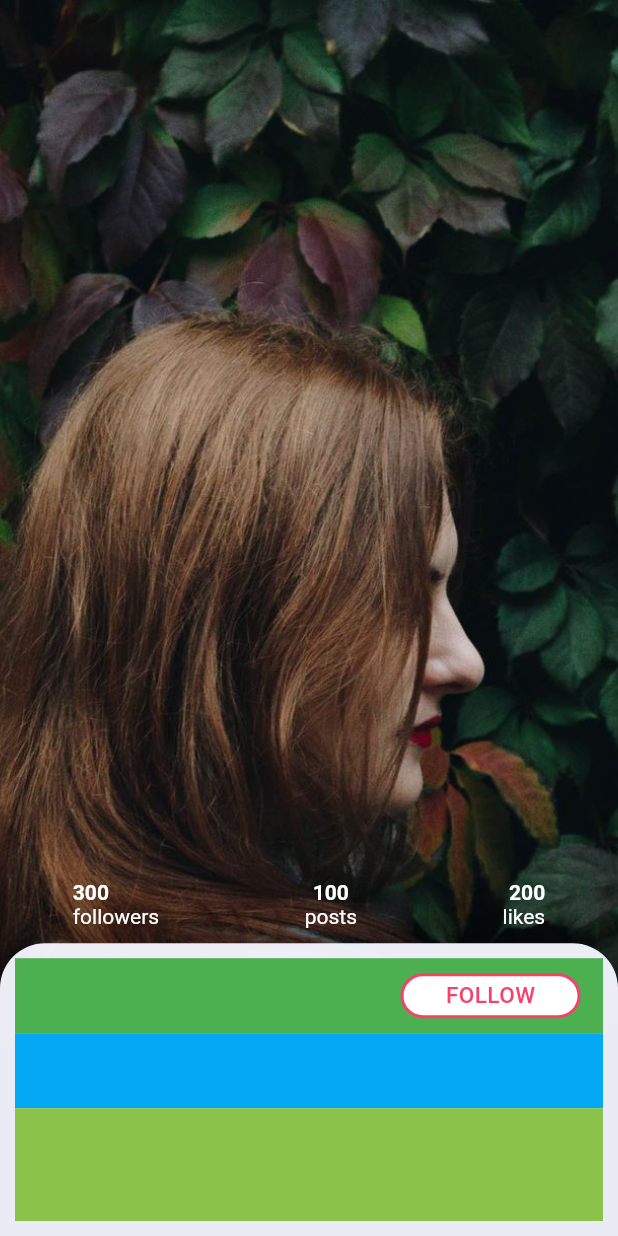
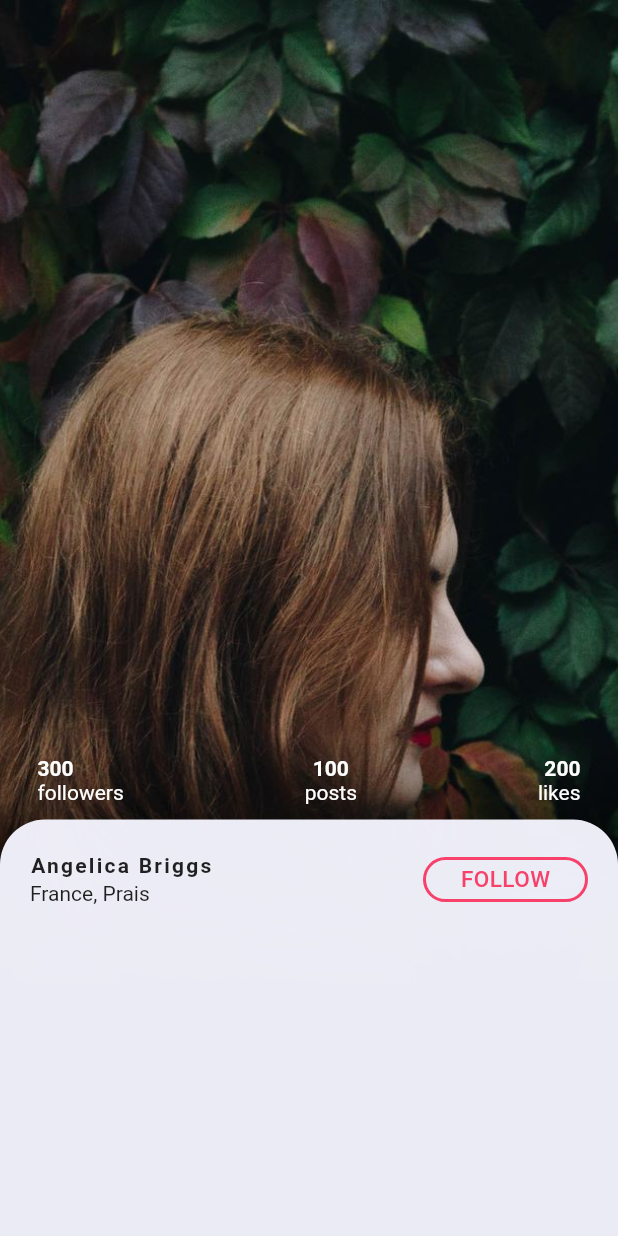
Before and after one commit to vin-the-dev/flutter_social_app, a Flutter app: the screen it shows after launch, on a phone screen of 412 x 824 dp. Run offline on Flutter 3.47's test engine with Material 2 defaults, Android fonts, the phone set to English and light mode, and no system bars.

Commit message:
Animate first row

```diff
--- a/lib/bottom_data_widget.dart
+++ b/lib/bottom_data_widget.dart
@@ -41,7 +41,7 @@ class _BottomDataWidgetState extends State<BottomDataWidget> {
             ),
             new GestureDetector(
               behavior: HitTestBehavior.opaque,
-              onVerticalDragUpdate: homePageState.handleDragUpdate,
+              // onVerticalDragUpdate: homePageState.handleDragUpdate,
               child: new Opacity(
                   opacity: homePageState.opacityAnimation.value,
                   child: HeaderBottomBarWidget()),
--- a/lib/header_bottom_bar_widget.dart
+++ b/lib/header_bottom_bar_widget.dart
@@ -21,9 +21,9 @@ class HeaderBottomBarWidget extends StatelessWidget {
   Widget build(BuildContext context) {
     var profile = homePageState.profileData[homePageState.selectedPageIndex];
     return new Container(
-      padding: new EdgeInsets.fromLTRB(0.0, 0.0, 0.0, 10.0),
+      padding: new EdgeInsets.fromLTRB(25.0, 0.0, 25.0, 10.0),
       child: Row(
-        mainAxisAlignment: MainAxisAlignment.spaceAround,
+        mainAxisAlignment: MainAxisAlignment.spaceBetween,
         crossAxisAlignment: CrossAxisAlignment.center,
         children: <Widget>[
           textObjectList(profile.numberofFollowers.toString(), 'followers',
--- a/lib/main.dart
+++ b/lib/main.dart
@@ -45,9 +45,10 @@ class _HomePageState extends State<HomePage> with TickerProviderStateMixin {
     super.initState();
     createMockData();
     profileEnlarged = false;
-    animationController = AnimationController(vsync: this);
+    animationController = AnimationController(
+        duration: new Duration(milliseconds: 1000), vsync: this);
     opacityAnimationController =
-        AnimationController(duration: Duration(milliseconds: 500), vsync: this);
+        AnimationController(duration: Duration(milliseconds: 250), vsync: this);
   }
 
   void createMockData() {
@@ -57,22 +58,28 @@ class _HomePageState extends State<HomePage> with TickerProviderStateMixin {
           numberofLikes: 200,
           numberofPosts: 100,
           strImagePath: 'assets/image1.jpg',
-          name: 'Angelica	Briggs',
-          isFollowing: false),
+          name: 'Angelica Briggs',
+          isFollowing: false,
+          locationCity: 'Prais',
+          locationCountry: 'France'),
       ProfileEntity(
           numberofFollowers: 30,
           numberofLikes: 20,
           numberofPosts: 10,
           strImagePath: 'assets/image2.jpg',
-          name: 'Lillian	Bates',
-          isFollowing: true),
+          name: 'Lillian Bates',
+          isFollowing: true,
+          locationCity: 'New York',
+          locationCountry: 'New York'),
       ProfileEntity(
           numberofFollowers: 3,
           numberofLikes: 2,
           numberofPosts: 1,
           strImagePath: 'assets/image3.jpg',
-          name: 'Mary	Allison',
-          isFollowing: false)
+          name: 'Mary Allison',
+          isFollowing: false,
+          locationCity: 'Hong Kong',
+          locationCountry: 'China'),
     ];
   }
 
@@ -81,6 +88,7 @@ class _HomePageState extends State<HomePage> with TickerProviderStateMixin {
     super.didChangeDependencies();
     animation = Tween(begin: 0.0, end: 100.0).animate(animationController)
       ..addListener(() {
+        animPercentage = animation.value;
         setState(() {});
       });
     opacityAnimation =
@@ -93,7 +101,7 @@ class _HomePageState extends State<HomePage> with TickerProviderStateMixin {
   }
 
   double getHeightForBottomBar() {
-    double curPer = ((0.8 - 0.3) / 100 * animPercentage) + 0.3;
+    double curPer = ((0.8 - 0.4) / 100 * animPercentage) + 0.4;
     double h = MediaQuery.of(context).size.height;
     return h * curPer;
   }
--- a/lib/profile_section_widget.dart
+++ b/lib/profile_section_widget.dart
@@ -16,10 +16,24 @@ class _ProfileSectionWidgetState extends State<ProfileSectionWidget> {
 
   @override
   Widget build(BuildContext context) {
+    var profile = homePageState.profileData[homePageState.selectedPageIndex];
     return new Expanded(
-      child: MaterialButton(
-        padding: new EdgeInsets.fromLTRB(0.0, 0.0, 0.0, 0.0),
-        onPressed: () {},
+      child: InkWell(
+        // padding: new EdgeInsets.fromLTRB(0.0, 0.0, 0.0, 0.0),
+        // onPressed: () {},
+        onTap: () {
+          if (homePageState.animPercentage == 100) {
+            homePageState.animationController.reverse()
+              ..whenComplete(() {
+                homePageState.profileEnlarged = true;
+              });
+          } else {
+            homePageState.animationController.forward()
+              ..whenComplete(() {
+                homePageState.profileEnlarged = true;
+              });
+          }
+        },
         child: new Container(
           decoration: new BoxDecoration(
               borderRadius: new BorderRadius.only(
@@ -31,18 +45,48 @@ class _ProfileSectionWidgetState extends State<ProfileSectionWidget> {
             child: new Column(
               children: <Widget>[
                 Container(
-                  height: 50.0,
-                  color: Colors.green,
+                  height: 60.0,
                   width: double.infinity,
+                  // color: Colors.red.shade100,
+                  child: new ClipRect(
+                    // padding: new EdgeInsets.all(0.0),
+                    // height: 10.0,
+                    // color: Colors.red.shade100,
+                    child: new Transform(
+                      transform: new Matrix4.translationValues(
+                          0.0,
+                          50.0 * (1 - homePageState.opacityAnimation.value),
+                          0.0),
+                      // ..scale(1.0, homePageState.opacityAnimation.value),
+                      alignment: Alignment.topCenter,
+                      child: new Opacity(
+                        opacity: homePageState.opacityAnimation.value,
                         child: Row(
                           children: <Widget>[
                             new Expanded(
-                          child: Container(
-                        child: null, //Name and place
+                                child: new Padding(
+                              padding: const EdgeInsets.fromLTRB(
+                                  10.0, 10.0, 0.0, 10.0),
+                              child: Column(
+                                mainAxisAlignment:
+                                    MainAxisAlignment.spaceEvenly,
+                                crossAxisAlignment: CrossAxisAlignment.start,
+                                children: <Widget>[
+                                  new Text(
+                                    profile.name,
+                                    style: new TextStyle(
+                                        fontWeight: FontWeight.w700,
+                                        letterSpacing: 1.5),
+                                    maxLines: 1,
+                                    overflow: TextOverflow.ellipsis,
+                                  ),
+                                  new Text(
+                                      '${profile.locationCountry}, ${profile.locationCity}')
+                                ], //Name and place
+                              ),
                             )),
                             Container(
-                        width: 150.0,
-                        // color: Colors.grey,
+                              width: 130.0,
                               padding: new EdgeInsets.all(10.0),
                               child: Center(
                                 child: new FollowButtonWidget(),
@@ -51,13 +95,16 @@ class _ProfileSectionWidgetState extends State<ProfileSectionWidget> {
                           ],
                         ),
                       ),
+                    ),
+                  ),
+                ),
                 Container(
-                  height: 50.0,
-                  color: Colors.lightBlue,
+                  height: 80.0,
+                  // color: Colors.lightBlue,
                 ),
                 new Expanded(
                     child: Container(
-                  color: Colors.lightGreen,
+                        // color: Colors.lightGreen,
                         ))
               ],
             ),
@@ -81,14 +128,17 @@ class _FollowButtonWidgetState extends State<FollowButtonWidget>
   Animation buttonAnimation;
   AnimationController buttonAnimationController;
 
+  final buttonMaxWidth = 130.0;
+  final buttonMinWidth = 40.0;
+
   void resetFollowButton() {
     var profile = homePageState.profileData[homePageState.selectedPageIndex];
 
     if (profile.isFollowing) {
       // print('isFollowing');
       buttonAnimation = new Tween(
-        begin: 40.0,
-        end: 120.0,
+        begin: buttonMinWidth,
+        end: buttonMaxWidth,
       ).animate(buttonAnimationController)
         ..addListener(() {
           setState(() {});
@@ -96,8 +146,8 @@ class _FollowButtonWidgetState extends State<FollowButtonWidget>
     } else {
       // print('notFollowing');
       buttonAnimation = new Tween(
-        begin: 120.0,
-        end: 40.0,
+        begin: buttonMaxWidth,
+        end: buttonMinWidth,
       ).animate(buttonAnimationController)
         ..addListener(() {
           setState(() {});
@@ -120,8 +170,8 @@ class _FollowButtonWidgetState extends State<FollowButtonWidget>
     super.didChangeDependencies();
 
     buttonAnimation = new Tween(
-      begin: 120.0,
-      end: 40.0,
+      begin: buttonMaxWidth,
+      end: buttonMinWidth,
     ).animate(buttonAnimationController)
       ..addListener(() {
         setState(() {});
@@ -134,10 +184,10 @@ class _FollowButtonWidgetState extends State<FollowButtonWidget>
     // buttonAnimationController.reset();
     // print(profile.isFollowing);
 
-    return new Opacity(
-      opacity: homePageState.opacityAnimation.value,
+    return new Center(
       child: new Container(
-        width: 120.0,
+        width: buttonMaxWidth,
+        height: 30.0,
         alignment: Alignment.centerRight,
         child: new InkWell(
           onTap: () {
@@ -148,14 +198,16 @@ class _FollowButtonWidgetState extends State<FollowButtonWidget>
           },
           child: new Container(
             width: buttonAnimation.value,
-            height: 60.0,
+            height: 50.0,
             alignment: FractionalOffset.center,
             decoration: new BoxDecoration(
               border: new Border.all(
                 color: borderColor,
                 width: 2.0,
               ),
-              color: buttonAnimation.value == 120 ? Colors.white : borderColor,
+              color: buttonAnimation.value == buttonMaxWidth
+                  ? Colors.transparent
+                  : borderColor,
               borderRadius: new BorderRadius.all(const Radius.circular(30.0)),
             ),
             child: buttonAnimation.value > 75
```
Also changed, not shown: pubspec.lock. Lines whose indentation alone changed are shown as unchanged.
